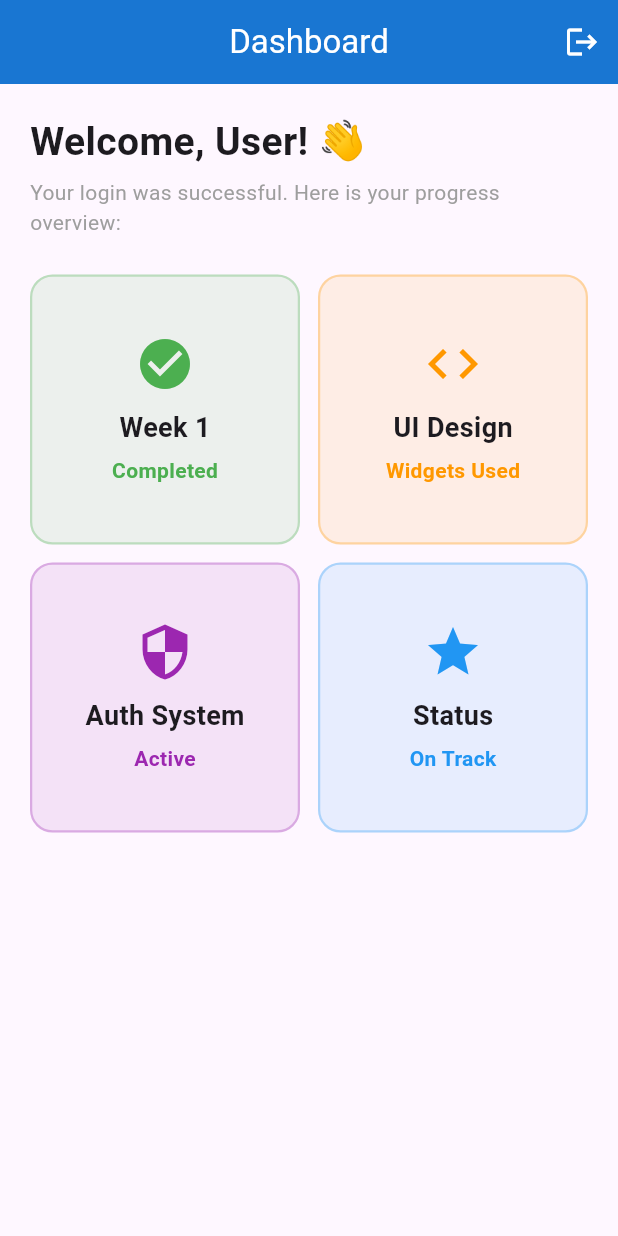
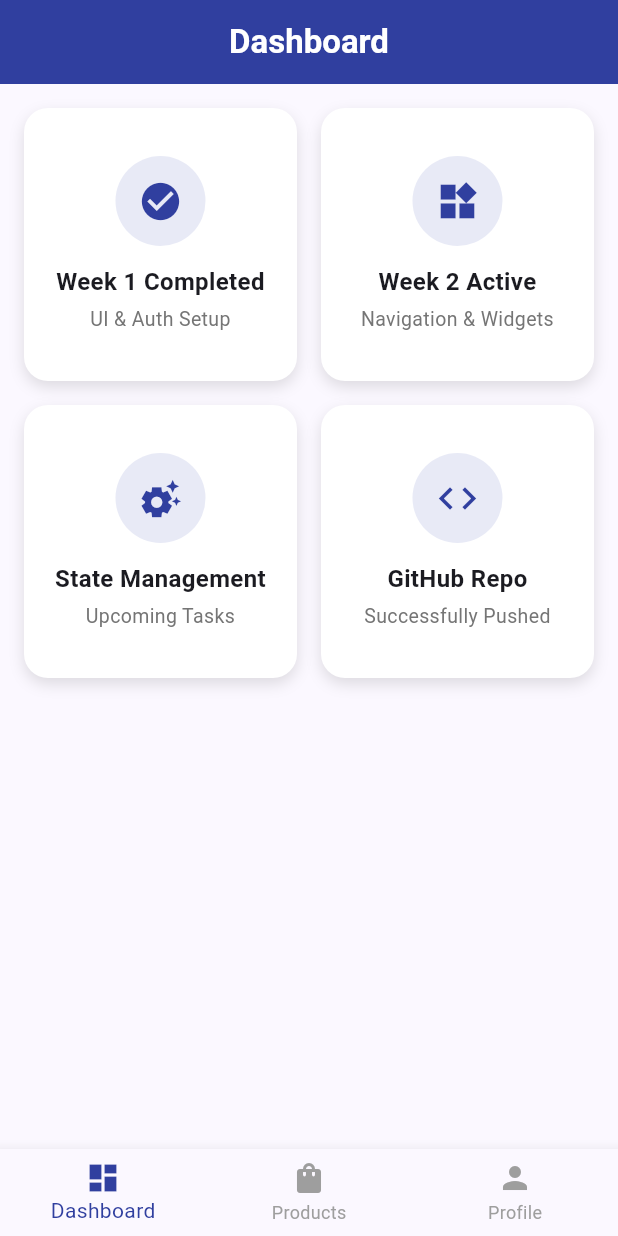
Before and after one commit to Mahnoor-fatima249/flutter_internship_week2, a Flutter app: the HomeScreen screen opened directly, on a phone screen of 412 x 824 dp. Run offline on Flutter 3.47's test engine with Material 3 defaults, Android fonts, the phone set to English and light mode, and no system bars.

Commit message:
Week 2 - Navigation, Reusable Widgets, and Bottom Bar completed

```diff
--- a/lib/main.dart
+++ b/lib/main.dart
@@ -11,10 +11,11 @@ class MyApp extends StatelessWidget {
   @override
   Widget build(BuildContext context) {
     return MaterialApp(
+      title: 'Flutter Internship App',
       debugShowCheckedModeBanner: false,
-      title: 'Flutter Internship Week 1',
       theme: ThemeData(
-        primarySwatch: Colors.blue,
+        colorScheme: ColorScheme.fromSeed(seedColor: Colors.indigo),
+        useMaterial3: true,
       ),
       home: const SplashScreen(),
     );
--- a/lib/screens/auth_data.dart
+++ b/lib/screens/auth_data.dart
@@ -1,4 +1,4 @@
 class AuthData {
-  static String? savedEmail;
-  static String? savedPassword;
+  String registeredEmail = "";
+String registeredPassword = "";
 }
--- a/lib/screens/home_screen.dart
+++ b/lib/screens/home_screen.dart
@@ -1,79 +1,154 @@
 import 'package:flutter/material.dart';
 import 'login_screen.dart';
+import '../widgets/product_card.dart';
 
-class HomeScreen extends StatelessWidget {
+class HomeScreen extends StatefulWidget {
   const HomeScreen({super.key});
 
   @override
+  State<HomeScreen> createState() => _HomeScreenState();
+}
+
+class _HomeScreenState extends State<HomeScreen> {
+  int _currentIndex = 0;
+
+  @override
   Widget build(BuildContext context) {
-    return Scaffold(
-      appBar: AppBar(
-        title: const Text("Dashboard", overflow: TextOverflow.ellipsis),
-        backgroundColor: Colors.blue.shade700,
-        foregroundColor: Colors.white,
-        centerTitle: true,
-        actions: [
-          IconButton(
-            icon: const Icon(Icons.logout),
-            onPressed: () {
-              Navigator.pushReplacement(
-                context,
-                MaterialPageRoute(builder: (context) => const LoginScreen()),
-              );
-            },
-          ),
-        ],
-      ),
-      body: Padding(
-        padding: const EdgeInsets.all(20.0),
-        child: Column(
-          crossAxisAlignment: CrossAxisAlignment.start,
+    // Pages for Bottom Navigation Bar
+    final List<Widget> pages = [
+      // Tab 0: Dashboard (GridView)
+      Padding(
+        padding: const EdgeInsets.all(16.0),
+        child: GridView.count(
+          crossAxisCount: 2,
+          crossAxisSpacing: 16,
+          mainAxisSpacing: 16,
           children: [
-            const Text(
-              "Welcome, User! 👋",
-              style: TextStyle(fontSize: 26, fontWeight: FontWeight.bold),
+            ProductCard(
+              title: "Week 1 Completed",
+              subtitle: "UI & Auth Setup",
+              icon: Icons.check_circle,
+              onTap: () {},
             ),
-            const SizedBox(height: 5),
-            const Text(
-              "Your login was successful. Here is your progress overview:",
-              style: TextStyle(color: Colors.grey, fontSize: 14),
+            ProductCard(
+              title: "Week 2 Active",
+              subtitle: "Navigation & Widgets",
+              icon: Icons.widgets,
+              onTap: () {},
             ),
-            const SizedBox(height: 25),
-            Expanded(
-              child: GridView.count(
-                crossAxisCount: 2,
-                crossAxisSpacing: 12,
-                mainAxisSpacing: 12,
-                childAspectRatio: 1.0,
-                children: [
-                  _buildDashboardCard(Icons.check_circle, "Week 1", "Completed", Colors.green),
-                  _buildDashboardCard(Icons.code, "UI Design", "Widgets Used", Colors.orange),
-                  _buildDashboardCard(Icons.security, "Auth System", "Active", Colors.purple),
-                  _buildDashboardCard(Icons.star, "Status", "On Track", Colors.blue),
-                ],
-              ),
+            ProductCard(
+              title: "State Management",
+              subtitle: "Upcoming Tasks",
+              icon: Icons.settings_suggest,
+              onTap: () {},
+            ),
+            ProductCard(
+              title: "GitHub Repo",
+              subtitle: "Successfully Pushed",
+              icon: Icons.code,
+              onTap: () {},
             ),
           ],
         ),
       ),
-    );
-  }
 
-  Widget _buildDashboardCard(IconData icon, String title, String subtitle, Color color) {
-    return Container(
-      decoration: BoxDecoration(
-        color: color.withOpacity(0.1),
-        borderRadius: BorderRadius.circular(15),
-        border: Border.all(color: color.withOpacity(0.3), width: 1.5),
+      // Tab 1: Products (ListView)
+      ListView(
+        padding: const EdgeInsets.all(16.0),
+        children: [
+          Card(
+            elevation: 2,
+            shape: RoundedRectangleBorder(borderRadius: BorderRadius.circular(12)),
+            child: const ListTile(
+              leading: Icon(Icons.shopping_bag, color: Colors.indigo, size: 40),
+              title: Text("Flutter UI Masterclass", style: TextStyle(fontWeight: FontWeight.bold)),
+              subtitle: Text("Complete layout and widget guide"),
+              trailing: Text("\$49.00", style: TextStyle(color: Colors.green, fontWeight: FontWeight.bold)),
+            ),
+          ),
+          const SizedBox(height: 10),
+          Card(
+            elevation: 2,
+            shape: RoundedRectangleBorder(borderRadius: BorderRadius.circular(12)),
+            child: const ListTile(
+              leading: Icon(Icons.code, color: Colors.indigo, size: 40),
+              title: Text("Clean Architecture Guide", style: TextStyle(fontWeight: FontWeight.bold)),
+              subtitle: Text("Reusable widgets & folder structure"),
+              trailing: Text("\$29.00", style: TextStyle(color: Colors.green, fontWeight: FontWeight.bold)),
+            ),
+          ),
+        ],
       ),
-      child: Column(
-        mainAxisAlignment: MainAxisAlignment.center,
-        children: [
-          Icon(icon, size: 40, color: color),
-          const SizedBox(height: 10),
-          Text(title, style: const TextStyle(fontSize: 18, fontWeight: FontWeight.bold)),
-          const SizedBox(height: 5),
-          Text(subtitle, style: TextStyle(color: color, fontWeight: FontWeight.w600)),
+
+      // Tab 2: Profile Page
+      Center(
+        child: Padding(
+          padding: const EdgeInsets.all(24.0),
+          child: Column(
+            mainAxisAlignment: MainAxisAlignment.center,
+            children: [
+              CircleAvatar(
+                radius: 50,
+                backgroundColor: Colors.indigo.shade100,
+                child: Icon(Icons.person, size: 60, color: Colors.indigo.shade700),
+              ),
+              const SizedBox(height: 16),
+              const Text(
+                "Mahnoor Fatima",
+                style: TextStyle(fontSize: 22, fontWeight: FontWeight.bold),
+              ),
+              const SizedBox(height: 8),
+              const Text(
+                "BSIT 6th Semester Student\nBackend & AI Developer",
+                textAlign: TextAlign.center,
+                style: TextStyle(color: Colors.grey, fontSize: 16),
+              ),
+              const SizedBox(height: 24),
+              ElevatedButton.icon(
+                style: ElevatedButton.styleFrom(
+                  backgroundColor: Colors.red.shade50,
+                  foregroundColor: Colors.red,
+                  shape: RoundedRectangleBorder(borderRadius: BorderRadius.circular(10)),
+                ),
+                onPressed: () {
+                  Navigator.pushReplacement(
+                    context,
+                    MaterialPageRoute(builder: (context) => const LoginScreen()),
+                  );
+                },
+                icon: const Icon(Icons.logout),
+                label: const Text("Log Out"),
+              ),
+            ],
+          ),
+        ),
+      ),
+    ];
+
+    return Scaffold(
+      appBar: AppBar(
+        title: Text(
+          _currentIndex == 0 ? "Dashboard" : _currentIndex == 1 ? "Products" : "Profile",
+          style: const TextStyle(fontWeight: FontWeight.bold),
+        ),
+        backgroundColor: Colors.indigo.shade700,
+        foregroundColor: Colors.white,
+        centerTitle: true,
+      ),
+      body: pages[_currentIndex],
+      bottomNavigationBar: BottomNavigationBar(
+        currentIndex: _currentIndex,
+        selectedItemColor: Colors.indigo.shade700,
+        unselectedItemColor: Colors.grey,
+        onTap: (index) {
+          setState(() {
+            _currentIndex = index;
+          });
+        },
+        items: const [
+          BottomNavigationBarItem(icon: Icon(Icons.dashboard), label: "Dashboard"),
+          BottomNavigationBarItem(icon: Icon(Icons.shopping_bag), label: "Products"),
+          BottomNavigationBarItem(icon: Icon(Icons.person), label: "Profile"),
         ],
       ),
     );
--- /dev/null
+++ b/lib/widgets/product_card.dart
@@ -0,0 +1,56 @@
+import 'package:flutter/material.dart';
+
+class ProductCard extends StatelessWidget {
+  final String title;
+  final String subtitle;
+  final IconData icon;
+  final VoidCallback onTap;
+
+  const ProductCard({
+    super.key,
+    required this.title,
+    required this.subtitle,
+    required this.icon,
+    required this.onTap,
+  });
+
+  @override
+  Widget build(BuildContext context) {
+    return InkWell(
+      onTap: onTap,
+      borderRadius: BorderRadius.circular(16),
+      child: Container(
+        decoration: BoxDecoration(
+          color: Colors.white,
+          borderRadius: BorderRadius.circular(16),
+          boxShadow: const [
+            BoxShadow(color: Colors.black12, blurRadius: 8, offset: Offset(0, 4)),
+          ],
+        ),
+        padding: const EdgeInsets.all(16),
+        child: Column(
+          mainAxisAlignment: MainAxisAlignment.center,
+          children: [
+            CircleAvatar(
+              radius: 30,
+              backgroundColor: Colors.indigo.shade50,
+              child: Icon(icon, size: 30, color: Colors.indigo.shade700),
+            ),
+            const SizedBox(height: 12),
+            Text(
+              title,
+              style: const TextStyle(fontSize: 16, fontWeight: FontWeight.bold),
+              textAlign: TextAlign.center,
+            ),
+            const SizedBox(height: 4),
+            Text(
+              subtitle,
+              style: TextStyle(color: Colors.grey.shade600, fontSize: 13),
+              textAlign: TextAlign.center,
+            ),
+          ],
+        ),
+      ),
+    );
+  }
+}
```
Also changed, not shown: lib/screens/login_screen.dart (+34 -70 lines), lib/screens/signup_screen.dart (+47 -59 lines), lib/screens/splash_screen.dart (+10 -22 lines), lib/widgets/custom_button.dart (added, +37 -0 lines), lib/widgets/custom_textfield.dart (added, +35 -0 lines).
